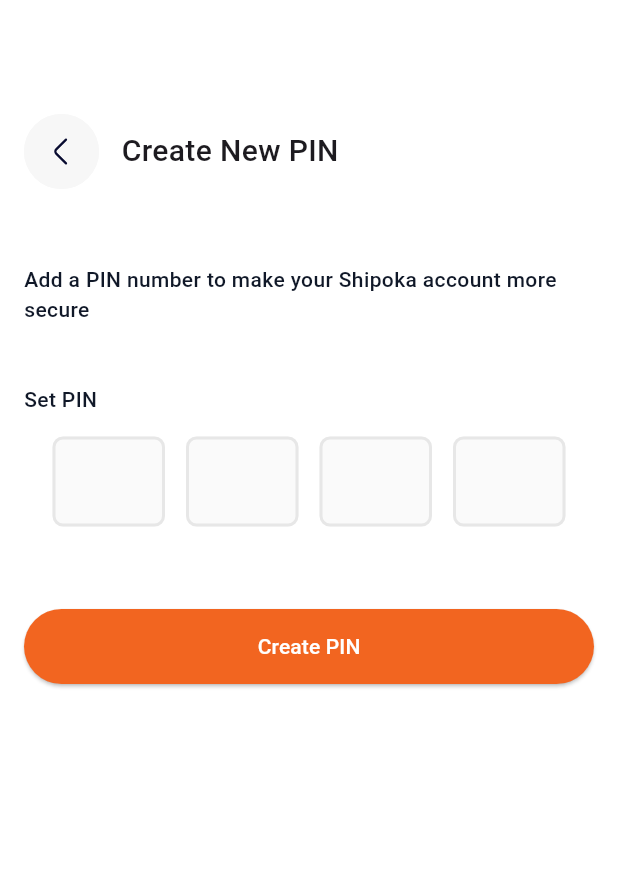
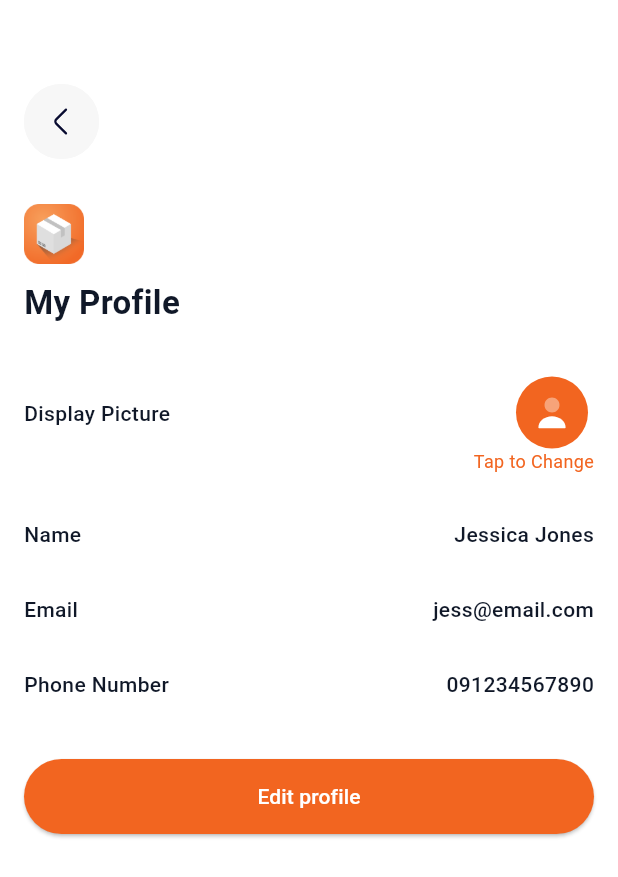
Before and after one commit to isaacwinston98/shipoka, a Flutter app: the screen it shows after launch, on a phone screen of 412 x 824 dp. Shown: the top 877 px of the screen. Run offline on Flutter 3.47's test engine with Material 3 defaults, Android fonts, the phone set to English and light mode, and no system bars; drawn by our look-alikes of flutter_otp_text_field; our stand-ins replace country_picker, device_info_plus, device_preview, flutter_svg, gap, google_fonts and 3 more; Roboto replaces fonts that are missing (Ubuntu).

Commit message:
implemented Account edit profile screens

```diff
--- a/lib/app/styles/app_color.dart
+++ b/lib/app/styles/app_color.dart
@@ -20,6 +20,8 @@
   static const Color personalProfileHint = Color(0xff9E9E9E);
   static const Color lightPrimaryBackground = Color(0xffFFFCF5);
   static const Color grey4 = Color(0xff344054);
+  static const Color lightPink = Color(0xffFBEAE1);
+
 
 
   static const Map<int, Color> colorScratch  = {
--- a/lib/app/view/app.dart
+++ b/lib/app/view/app.dart
@@ -22,7 +22,7 @@
       title: 'Shipoka',
       theme: AppTheme.themeData,
       onGenerateRoute: onGenerateRoute,
-      initialRoute: RouteName.createNewPin,
+      initialRoute: RouteName.userProfileAccount,
     );
   }
 }
--- a/lib/core/constant/app_asset.dart
+++ b/lib/core/constant/app_asset.dart
@@ -26,4 +26,5 @@
   static const String bell = 'assets/icons/bell.svg';
   static const String dot = 'assets/icons/redDot.svg';
   static const String arrowDown = 'assets/icons/arrowDown.svg';
+  static const String userDisplayPicture = 'assets/icons/userDisplayPicture.svg';
 }
--- a/lib/core/navigator/route_name.dart
+++ b/lib/core/navigator/route_name.dart
@@ -18,6 +18,9 @@
   static const String homeScreen = '/home_screen';
   static const String setNewPassword = '/set_new_password';
   static const String createNewPin = '/create_new_pin';
+  static const String userProfileAccount = '/user_profile_account';
+  static const String editProfileScreen = '/edit_profile_screen';
+  static const String updateYourPhonrNumber = '/update_your_phone_number';
 
 
 }
--- a/lib/core/navigator/router.dart
+++ b/lib/core/navigator/router.dart
@@ -2,6 +2,7 @@
 import 'package:shipoka/core/navigator/route_extentions.dart';
 import 'package:shipoka/core/navigator/route_name.dart';
 import 'package:shipoka/features/auth/presentation/pages/create_new_pin.dart';
+import 'package:shipoka/features/auth/presentation/pages/edit_profile_screen.dart';
 import 'package:shipoka/features/auth/presentation/pages/forgot_password.dart';
 import 'package:shipoka/features/auth/presentation/pages/reset_password.dart';
 import 'package:shipoka/features/auth/presentation/pages/add_person.dart';
@@ -14,6 +15,8 @@
 import 'package:shipoka/features/auth/presentation/pages/set_new_password.dart';
 import 'package:shipoka/features/auth/presentation/pages/setup_profile.dart';
 import 'package:shipoka/features/auth/presentation/pages/signup.dart';
+import 'package:shipoka/features/auth/presentation/pages/update_your_phone_number.dart';
+import 'package:shipoka/features/auth/presentation/pages/user_profile_account.dart';
 import 'package:shipoka/features/auth/presentation/pages/verify_email.dart';
 import 'package:shipoka/features/home/presentation/pages/home_screen.dart';
 import 'package:shipoka/features/onboarding/presentation/pages/splash_screen.dart';
@@ -54,6 +57,21 @@
       return _getPageRoute(
         routeName: settings.name!,
         viewToShow: const SetupProfile(),
+      );
+    case RouteName.userProfileAccount:
+      return _getPageRoute(
+        routeName: settings.name!,
+        viewToShow: const UserProfileAccount(),
+      );
+    case RouteName.editProfileScreen:
+      return _getPageRoute(
+        routeName: settings.name!,
+        viewToShow: const EditProfileScreen(),
+      );
+    case RouteName.updateYourPhonrNumber:
+      return _getPageRoute(
+        routeName: settings.name!,
+        viewToShow: const UpdateYourPhoneNumber(),
       );
     case RouteName.personalProfile:
       return _getPageRoute(
--- a/lib/features/auth/presentation/pages/set_new_password.dart
+++ b/lib/features/auth/presentation/pages/set_new_password.dart
@@ -126,12 +126,12 @@
                   alignment: Alignment.center,
                   children: [
                     if (!isLoading)
-                      Text(
+                      const Text(
                         'Continue',
                         style: TextStyle(color: AppColors.white),
                       ),
                     if (isLoading)
-                      CircularProgressIndicator(
+                      const CircularProgressIndicator(
                         valueColor: AlwaysStoppedAnimation<Color>(Colors.white),
                       ),
                   ],
--- /dev/null
+++ b/lib/features/auth/presentation/pages/user_profile_account.dart
@@ -0,0 +1,182 @@
+import 'package:flutter/material.dart';
+import 'package:gap/gap.dart';
+import 'package:shipoka/app/styles/app_color.dart';
+import 'package:shipoka/app/styles/fonts.dart';
+import 'package:shipoka/app/view/widget/app_back_button.dart';
+import 'package:flutter_svg/flutter_svg.dart';
+import 'package:shipoka/core/navigator/route_name.dart';
+
+
+
+class UserProfileAccount extends StatefulWidget {
+  const UserProfileAccount({super.key});
+
+  @override
+  State<UserProfileAccount> createState() => _UserProfileAccountState();
+}
+
+class _UserProfileAccountState extends State<UserProfileAccount> {
+  @override
+  Widget build(BuildContext context) {
+    return Scaffold(
+      body: Padding(
+        padding: EdgeInsets.all(16.0),
+        child: Column(
+          crossAxisAlignment: CrossAxisAlignment.start,
+          children: [
+            const SizedBox(height: 30.0,),
+
+        // Back Arrow
+        Column(
+          children: [
+            GestureDetector(
+              onTap: () {
+                Navigator.pop(context);
+              },
+              child: Container(
+                padding: EdgeInsets.symmetric(
+                  vertical: 10.0,
+                ),
+                decoration: BoxDecoration(
+                  shape: BoxShape.circle,
+                  color: Colors.grey.withOpacity(0.1),
+                ),
+                child: AppBackButton(),
+              ),
+            ),
+          ],
+        ),
+        const SizedBox(height: 20.0,),
+        // Logo
+        Image.asset(
+            'assets/images/logo.png', // Replace 'assets/logo.png' with the path to your logo image asset
+            width: 40, // Adjust width as needed
+            height: 40, // Adjust height as needed
+        ),
+            const SizedBox(height: 10.0,),
+            TextBold(
+                "My Profile",
+              style: TextStyle(
+                fontSize: 22, // Adjust the font size as needed
+              ),
+            ),
+
+        // Spacer
+        const SizedBox(height: 18.0),
+
+        // Text and Icon Row
+            Row(
+              children: [
+                // Text on the left
+                TextBody("Display Picture"),
+                // Spacer
+                Spacer(),
+                // Expanded column containing Container and GestureDetector
+                Expanded(
+                  child: Column(
+                    crossAxisAlignment: CrossAxisAlignment.end,
+                    children: [
+                      // Container with icon
+                      Padding(
+                        padding: const EdgeInsets.only(right: 4.0,top: 16.0),
+                        child: Container(
+                          padding: EdgeInsets.all(12.0),
+                          decoration: BoxDecoration(
+                            shape: BoxShape.circle,
+                            color: AppColors.primaryColor,
+                          ),
+                          child: SvgPicture.asset(
+                            'assets/icons/userDisplayPicture.svg', // Provide your asset path here
+                            width: 24, // Adjust width as needed
+                            height: 24, // Adjust height as needed
+                          ),
+                        ),
+                      ),
+                      // Text below the container
+                      GestureDetector(
+                        onTap: () {
+                          // Handle tap event here
+                        },
+                        child: Text(
+                          'Tap to Change',
+                          style: TextStyle(
+                            fontSize: 12, // Adjust font size as needed
+                            color: AppColors.primaryColor, // Adjust color as needed
+                          ),
+                        ),
+                      ),
+                    ],
+                  ),
+                ),
+              ],
+            ),
+
+            Gap(30),
+
+            Column(
+              children: [
+                Row(
+                  children: [
+                    TextBody("Name"),
+                    // Spacer
+                    Spacer(),
+                    TextBody("Jessica Jones"),
+                  ],
+                ),
+
+                Gap(30),
+                Row(
+                  children: [
+                    TextBody("Email"),
+                    // Spacer
+                    Spacer(),
+                    TextBody("jess@email.com"),
+                  ],
+                ),
+
+                Gap(30),
+                Row(
+                  children: [
+                    TextBody("Phone Number"),
+                    // Spacer
+                    Spacer(),
+                    TextBody("091234567890"),
+                  ],
+                ),
+              ],
+            ),
+
+            Gap(40),
+
+            //Send OTP button
+            SizedBox(
+              width: double.infinity,
+              child: ElevatedButton(
+                onPressed: () {
+                  //Implement the logic for sending OTP
+                  Navigator.pushNamed(context, RouteName.editProfileScreen);
+                },
+                style: ElevatedButton.styleFrom(
+                  backgroundColor: AppColors.primaryColor,
+                  minimumSize: Size(200.0, 50.0),
+                ),
+
+                child: Stack(
+                  alignment: Alignment.center,
+                  children: [
+                      Text(
+                        'Edit profile',
+                        style: TextStyle(color: AppColors.white),
+                      ),
+
+                  ],
+                ),
+              ),
+            ),
+
+        ],
+      ),
+    ),
+    );
+  }
+}
```
Also changed, not shown: lib/features/auth/presentation/pages/edit_profile_screen.dart (added, +155 -0 lines), lib/features/auth/presentation/pages/update_your_phone_number.dart (added, +165 -0 lines).
